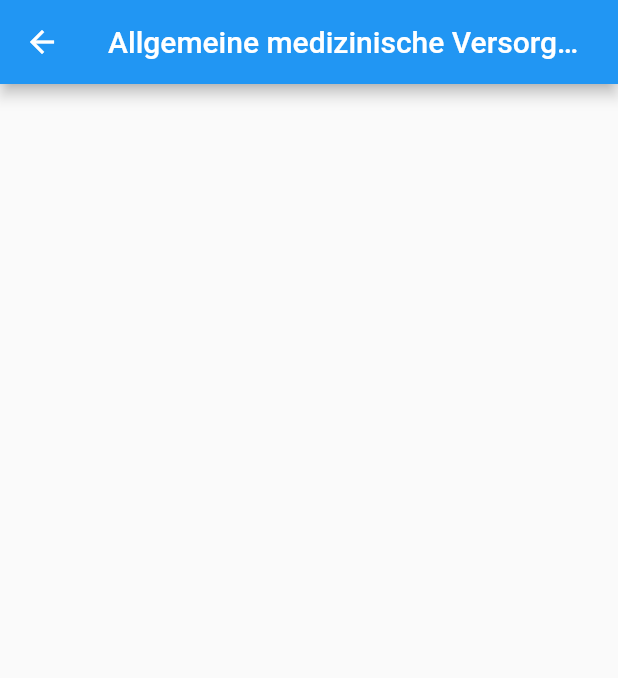
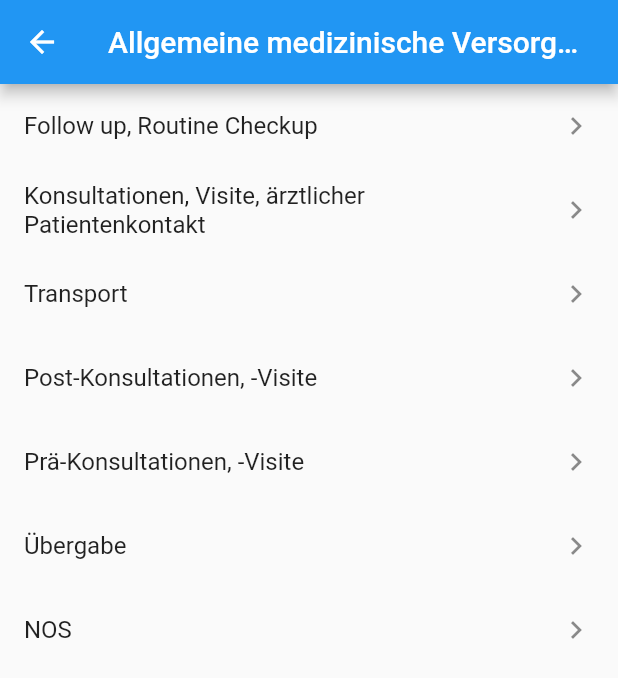
Before and after one commit to SandraGeek/cirs_app, a Flutter app: the ProzesseUndAufgaben screen opened directly, after a tap on "Allgemeine medizinische Versorgung", on a phone screen of 412 x 824 dp. Shown: the top 678 px of the screen. Run offline on Flutter 3.47's test engine with Material 2 defaults, Android fonts, the phone set to English and light mode, and no system bars; our stand-ins replace sqflite; accounts and stored records are empty.

```diff
--- a/lib/ui/home.dart
+++ b/lib/ui/home.dart
@@ -1,5 +1,6 @@
 import 'package:flutter/cupertino.dart';
 import 'package:flutter/material.dart';
+import 'package:cirs_app/model//database_helpers.dart';
 
 class Home extends StatelessWidget {
   // This widget is the root of your application.
@@ -51,11 +52,13 @@ class FallBerichtPage extends StatelessWidget {
   Widget build(BuildContext context) {
     return Scaffold(
       appBar: AppBar(
-        title: Text('Fall berichten'),
+        title: Text('Fallbericht erfassen'),
         actions: <Widget>[
-          IconButton(icon: Icon(Icons.info_outline), onPressed: (){
-            _infoButtonPressed(context);
-          })
+          IconButton(
+              icon: Icon(Icons.info_outline),
+              onPressed: () {
+                _infoButtonPressed(context);
+              })
         ],
       ),
       body: Center(
@@ -75,11 +78,10 @@ class FallBerichtPage extends StatelessWidget {
                 ),
               ),
             ),
-
             new MaterialButton(
               color: Theme.of(context).primaryColor,
               textColor: Colors.white,
-              child: new Text("Fall ohne Analyse abgeben"),
+              child: new Text("Fallbericht ohne Analyse abgeben"),
               onPressed: () {
                 savedAlert(context);
               },
@@ -87,7 +89,7 @@ class FallBerichtPage extends StatelessWidget {
             new MaterialButton(
               color: Theme.of(context).primaryColor,
               textColor: Colors.white,
-              child: new Text("Fall analysieren"),
+              child: new Text("Fallbericht analysieren"),
               onPressed: () {
                 navigateToProcesses(context);
               },
@@ -105,7 +107,7 @@ class FallBerichtPage extends StatelessWidget {
         return AlertDialog(
           title: Text('Vielen Dank!'),
           content: const Text(
-              'Einen Feedback wird in den nächsten Tagen veröffentlicht. Bitte behalten Sie Ihre Fallnummer.'),
+              'Einen Feedback wird in den nächsten Tagen veröffentlicht. Bitte behalten Sie die folgende Fallnummer:'),
           actions: <Widget>[
             FlatButton(
               child: Text('Ok'),
@@ -123,18 +125,15 @@ class FallBerichtPage extends StatelessWidget {
     Navigator.push(context,
         MaterialPageRoute(builder: (context) => ProzesseUndAufgaben()));
   }
-
 }
 
 Future<void> _infoButtonPressed(BuildContext context) {
-
   return showDialog<void>(
     context: context,
     builder: (BuildContext context) {
       return AlertDialog(
         title: Text('Wichtige Info'),
-        content: const Text(
-            'Was bedeutet Fall berichten bzw. analysieren?'),
+        content: const Text("Was passiert wenn ich ein Fallbericht analysiere oder nicht analsysiere?"),
         actions: <Widget>[
           FlatButton(
             child: Text('Ok'),
@@ -146,7 +145,6 @@ Future<void> _infoButtonPressed(BuildContext context) {
       );
     },
   );
-
 }
 
 class ProzesseUndAufgaben extends StatelessWidget {
@@ -158,28 +156,31 @@ class ProzesseUndAufgaben extends StatelessWidget {
           IconButton(icon: Icon(Icons.info_outline), onPressed: _tapButton)
         ],
       ),
-      body: BodyLayout());
+      body: BodyLayoutPA());
+
 }
+
 
 _tapButton() {}
 
-class BodyLayout extends StatelessWidget {
+class BodyLayoutPA extends StatelessWidget {
   @override
   Widget build(BuildContext context) {
-    return _myListView(context);
+    return _PAList(context);
   }
 }
 
-// replace this function with the code in the examples
-Widget _myListView(BuildContext context) {
+Widget _PAList(BuildContext context) {
   // backing data
   return ListView(
+
     children: <Widget>[
       ListTile(
         title: Text('Allgemeine medizinische Versorgung'),
         trailing: Icon(Icons.keyboard_arrow_right),
         onTap: () {
-          Navigator.push(context, new MaterialPageRoute(builder: (context) => AllMedVer()));
+          Navigator.push(context,
+              new MaterialPageRoute(builder: (context) => AllMedVer()));
         },
       ),
       ListTile(
@@ -232,7 +233,7 @@ Widget _myListView(BuildContext context) {
         },
       ),
       ListTile(
-        title: Text('Management medizinisher Geräte'),
+        title: Text('Management medizinischer Geräte'),
         trailing: Icon(Icons.keyboard_arrow_right),
         onTap: () {
           print('ok');
@@ -263,14 +264,72 @@ Widget _myListView(BuildContext context) {
   );
 }
 
-class AllMedVer  extends StatelessWidget{
-
+class AllMedVer extends StatelessWidget {
   @override
   Widget build(BuildContext context) {
     return Scaffold(
-      appBar: AppBar(
-        title: Text("Allgemeine medizinische Versorgung"),
-      ),
-    );
+        appBar: AppBar(
+          title: Text("Allgemeine medizinische Versorgung"),
+        ),
+        body: BodyLayoutAllMedVer());
   }
 }
+
+class BodyLayoutAllMedVer extends StatelessWidget {
+  @override
+  Widget build(BuildContext context) {
+    return _AllMedverList(context);
+  }
+}
+
+Widget _AllMedverList(BuildContext context) {
+  // backing data
+  return ListView(
+    children: <Widget>[
+      ListTile(
+        title: Text('Follow up, Routine Checkup'),
+        trailing: Icon(Icons.keyboard_arrow_right),
+        onTap: () {
+          print('ok');
+        },
+      ),
+      ListTile(
+        title: Text('Konsultationen, Visite, ärztlicher Patientenkontakt'),
+        trailing: Icon(Icons.keyboard_arrow_right),
+        onTap: () {
+          print('ok');
+        },
+      ),
+      ListTile(
+          title: Text('Transport'),
+          trailing: Icon(Icons.keyboard_arrow_right),
+          onTap: () {
+            print('ok');
+          }),
+      ListTile(
+          title: Text('Post-Konsultationen, -Visite'),
+          trailing: Icon(Icons.keyboard_arrow_right),
+          onTap: () {
+            print('ok');
+          }),
+      ListTile(
+          title: Text('Prä-Konsultationen, -Visite'),
+          trailing: Icon(Icons.keyboard_arrow_right),
+          onTap: () {
+            print('ok');
+          }),
+      ListTile(
+          title: Text('Übergabe'),
+          trailing: Icon(Icons.keyboard_arrow_right),
+          onTap: () {
+            print('ok');
+          }),
+      ListTile(
+          title: Text('NOS'),
+          trailing: Icon(Icons.keyboard_arrow_right),
+          onTap: () {
+            print('ok');
+          })
+    ],
+  );
+}
```
Also changed, not shown: lib/model/database_helpers.dart (added, +103 -0 lines), pubspec.yaml (+7 -0 lines), pubspec.lock.
